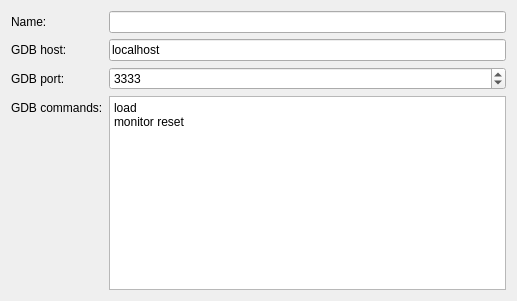
First picture: the form in src/plugins/baremetal/baremetaldeviceconfigurationwizardsetuppage.ui, repository qt-creator/qt-creator, before the edit.
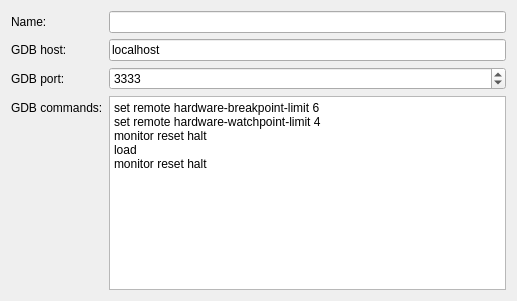
Second picture: the form after the edit.

The edit to the form file:
```diff
--- a/src/plugins/baremetal/baremetaldeviceconfigurationwizardsetuppage.ui
+++ b/src/plugins/baremetal/baremetaldeviceconfigurationwizardsetuppage.ui
@@ -71,8 +71,11 @@
    <item row="7" column="1">
     <widget class="QPlainTextEdit" name="gdbInitCommandsPlainTextEdit">
      <property name="plainText">
-      <string>load
-monitor reset</string>
+      <string>set remote hardware-breakpoint-limit 6
+set remote hardware-watchpoint-limit 4
+monitor reset halt
+load
+monitor reset halt</string>
      </property>
     </widget>
    </item>
```
